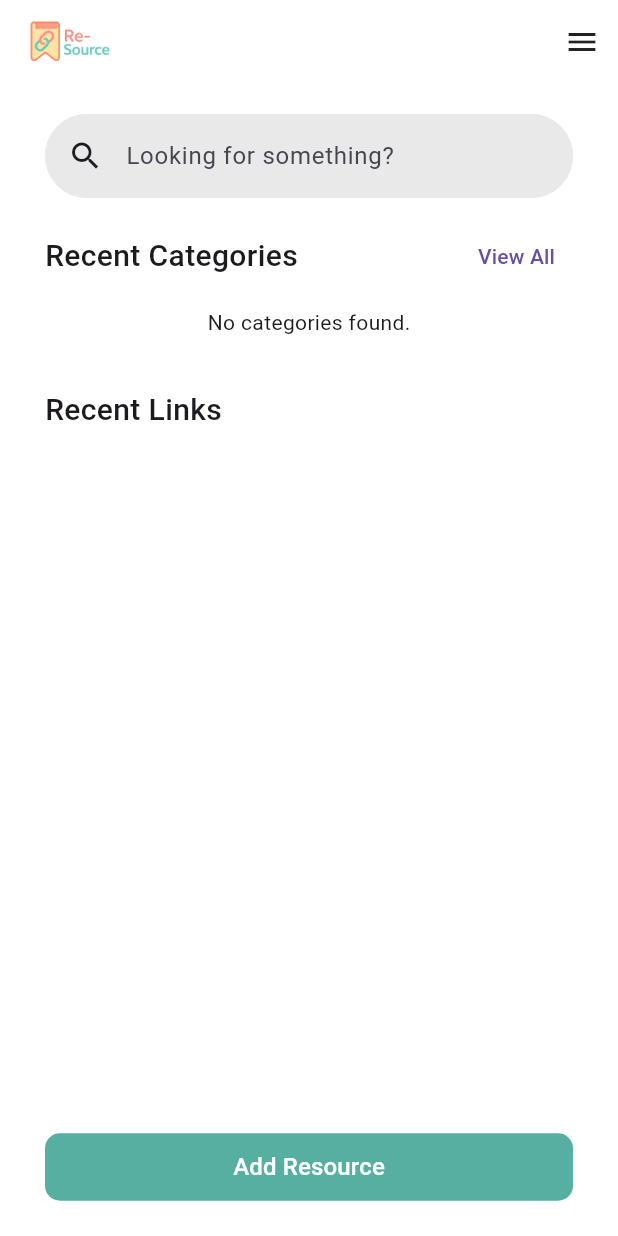
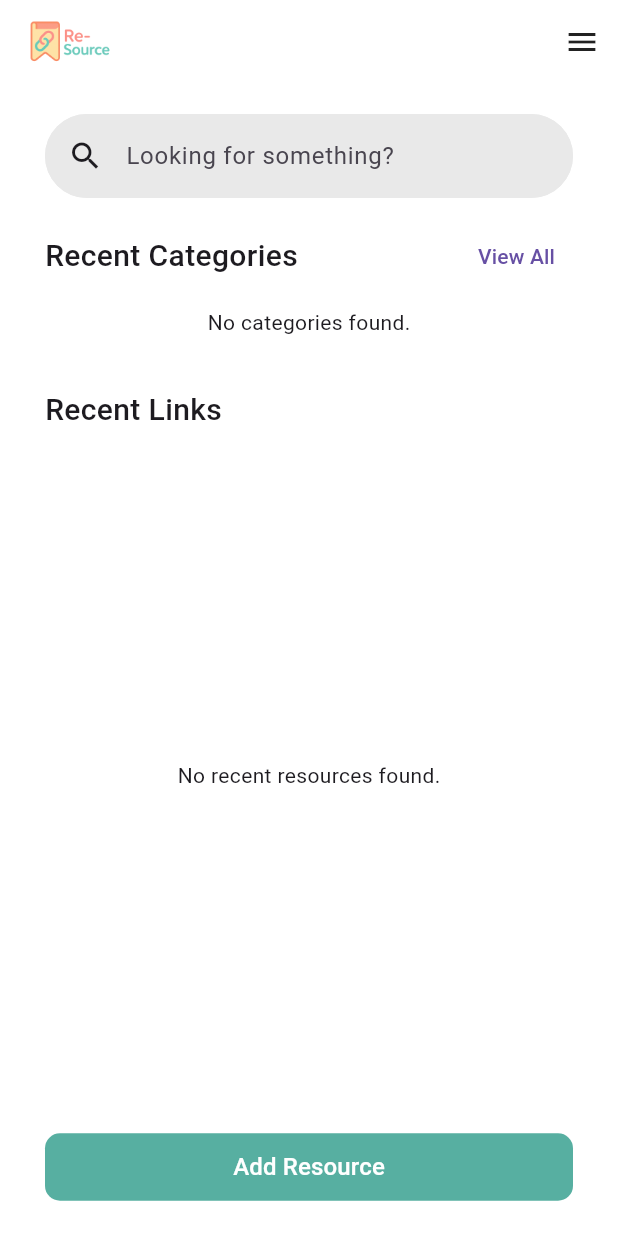
Before and after one commit to TaigaTi/Re-Source, a Flutter app: the Home screen opened directly, in the side drawer, after a tap on "View All", on a phone screen of 412 x 824 dp. Run offline on Flutter 3.47's test engine with Material 3 defaults, Android fonts, the phone set to English and light mode, and no system bars; our stand-ins replace cloud_firestore, firebase_auth, firebase_core, firebase_crashlytics; accounts and stored records are empty.

Commit message:
Added recent links to home page

```diff
--- a/lib/pages/home.dart
+++ b/lib/pages/home.dart
@@ -8,7 +8,7 @@ import 'package:re_source/pages/login.dart';
 import 'package:re_source/pages/new_resource.dart';
 import 'package:re_source/widgets/custom_appbar.dart';
 import 'package:re_source/widgets/custom_drawer.dart';
-// import 'package:re_source/widgets/resource_card.dart';
+import 'package:re_source/widgets/resource_card.dart';
 
 class Home extends StatefulWidget {
   const Home({super.key});
@@ -18,8 +18,6 @@ class Home extends StatefulWidget {
 }
 
 class HomeState extends State<Home> {
-  final List<Widget> resourceCards = const [];
-
   Future<List<Map<String, dynamic>>> fetchCategories() async {
     final FirebaseFirestore database = FirebaseFirestore.instance;
     final FirebaseAuth auth = FirebaseAuth.instance;
@@ -48,9 +46,99 @@ class HomeState extends State<Home> {
       final int? colorValue = data['color'];
       final Color categoryColor = colorValue != null
           ? Color(colorValue)
-          : Colors.grey; // Default color if not found
+          : Colors.grey;
 
       return {"id": doc.id, "name": categoryName, "color": categoryColor};
+    }).toList();
+  }
+
+  Future<List<Widget>> fetchRecentResources() async {
+    final FirebaseFirestore database = FirebaseFirestore.instance;
+    final FirebaseAuth auth = FirebaseAuth.instance;
+
+    final User? user = auth.currentUser;
+
+    if (user == null) {
+      if (mounted) {
+        Navigator.of(
+          context,
+        ).pushReplacement(MaterialPageRoute(builder: (_) => Login()));
+      }
+      throw Exception('User not logged in.');
+    }
+
+    List<Map<String, dynamic>> allResourcesWithCategoryInfo = [];
+
+    final QuerySnapshot<Map<String, dynamic>> categoriesSnapshot =
+        await database
+            .collection('users')
+            .doc(user.uid)
+            .collection('categories')
+            .get();
+
+    for (QueryDocumentSnapshot<Map<String, dynamic>> categoryDoc
+        in categoriesSnapshot.docs) {
+      final String categoryId = categoryDoc.id;
+      final String categoryName =
+          (categoryDoc.data()['name'] as String?) ?? 'Uncategorized';
+      final int? categoryColorValue = categoryDoc.data()['color'];
+      final Color categoryColor = categoryColorValue != null
+          ? Color(categoryColorValue)
+          : Colors.grey;
+
+      final QuerySnapshot<Map<String, dynamic>> resourcesSnapshot =
+          await categoryDoc.reference.collection('resources').get();
+
+      for (QueryDocumentSnapshot<Map<String, dynamic>> resourceDoc
+          in resourcesSnapshot.docs) {
+        final Map<String, dynamic> resourceData = resourceDoc.data();
+        allResourcesWithCategoryInfo.add({
+          ...resourceData,
+          'resourceId': resourceDoc.id,
+          'categoryId': categoryId,
+          'categoryName': categoryName,
+          'categoryColor': categoryColor,
+        });
+      }
+    }
+
+    allResourcesWithCategoryInfo.sort((a, b) {
+      final Timestamp? tsA = a['createdAt'] as Timestamp?;
+      final Timestamp? tsB = b['createdAt'] as Timestamp?;
+
+      if (tsA == null && tsB == null) return 0;
+      if (tsA == null) return 1;
+      if (tsB == null) return -1;
+
+      return tsB.compareTo(tsA);
+    });
+
+    final int displayCount = allResourcesWithCategoryInfo.length > 6
+        ? 6
+        : allResourcesWithCategoryInfo.length;
+    final List<Map<String, dynamic>> recentResources =
+        allResourcesWithCategoryInfo.take(displayCount).toList();
+
+    return recentResources.map((resource) {
+      final String resourceId = resource['resourceId'] as String;
+      final String title =
+          (resource['title'] as String?) ?? 'Untitled Resource';
+      final String description =
+          (resource['description'] as String?) ?? 'No description';
+      final String link = (resource['link'] as String?) ?? '';
+      final String categoryId = resource['categoryId'] as String;
+      final String categoryName = resource['categoryName'] as String;
+      final Color categoryColor = resource['categoryColor'] as Color;
+
+      return ResourceCard(
+        id: resourceId,
+        title: title,
+        description: description,
+        link: link,
+        categoryId: categoryId,
+        categoryName: categoryName,
+        categoryColor: categoryColor,
+      );
     }).toList();
   }
 
@@ -88,7 +176,6 @@ class HomeState extends State<Home> {
                   elevation: WidgetStateProperty.all(0),
                 ),
                 const SizedBox(height: 15),
-                // Recent Categories
                 Column(
                   children: [
                     Row(
@@ -108,7 +195,7 @@ class HomeState extends State<Home> {
                             ),
                           ),
                           child: const Text("View All"),
-                          onPressed: () => {
+                          onPressed: () {
                             Navigator.push(
                               context,
                               PageRouteBuilder(
@@ -118,7 +205,7 @@ class HomeState extends State<Home> {
                                 transitionDuration: Duration.zero,
                                 reverseTransitionDuration: Duration.zero,
                               ),
-                            ),
+                            );
                           },
                         ),
                       ],
@@ -127,8 +214,7 @@ class HomeState extends State<Home> {
                       width: double.infinity,
                       height: 40,
                       child: FutureBuilder<List<Map<String, dynamic>>>(
-                        future:
-                            fetchCategories(), // Call the async function here
+                        future: fetchCategories(),
                         builder: (context, snapshot) {
                           if (snapshot.connectionState ==
                               ConnectionState.waiting) {
@@ -146,7 +232,6 @@ class HomeState extends State<Home> {
                             );
                           } else {
                             final categories = snapshot.data!;
-                            // Display only the first 3 categories or fewer if not available
                             final int displayCount = categories.length > 3
                                 ? 3
                                 : categories.length;
@@ -228,13 +313,34 @@ class HomeState extends State<Home> {
                       ),
                       const SizedBox(height: 12),
                       Expanded(
-                        child: MasonryGridView.count(
-                          crossAxisCount: 2,
-                          crossAxisSpacing: 10,
-                          mainAxisSpacing: 10,
-                          itemCount: resourceCards
-                              .length, // Ensure resourceCards is populated
-                          itemBuilder: (context, index) => resourceCards[index],
+                        child: FutureBuilder<List<Widget>>(
+                          future: fetchRecentResources(),
+                          builder: (context, snapshot) {
+                            if (snapshot.connectionState ==
+                                ConnectionState.waiting) {
+                              return const Center(
+                                child: CircularProgressIndicator(),
+                              );
+                            } else if (snapshot.hasError) {
+                              return Center(
+                                child: Text('Error: ${snapshot.error}'),
+                              );
+                            } else if (!snapshot.hasData ||
+                                snapshot.data!.isEmpty) {
+                              return const Center(
+                                child: Text('No recent resources found.'),
+                              );
+                            } else {
+                              return MasonryGridView.count(
+                                crossAxisCount: 2,
+                                crossAxisSpacing: 10,
+                                mainAxisSpacing: 10,
+                                itemCount: snapshot.data!.length,
+                                itemBuilder: (context, index) =>
+                                    snapshot.data![index],
+                              );
+                            }
+                          },
                         ),
                       ),
                     ],
@@ -243,7 +349,7 @@ class HomeState extends State<Home> {
                 Padding(
                   padding: const EdgeInsets.only(top: 20),
                   child: FilledButton(
-                    onPressed: () => {
+                    onPressed: () {
                       Navigator.push(
                         context,
                         PageRouteBuilder(
@@ -253,7 +359,7 @@ class HomeState extends State<Home> {
                           transitionDuration: Duration.zero,
                           reverseTransitionDuration: Duration.zero,
                         ),
-                      ),
+                      );
                     },
                     style: ButtonStyle(
                       minimumSize: WidgetStateProperty.all(
```
